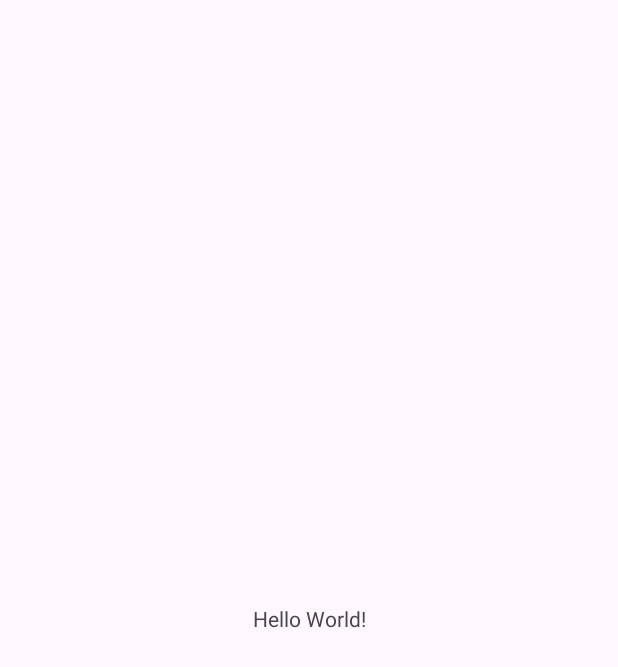
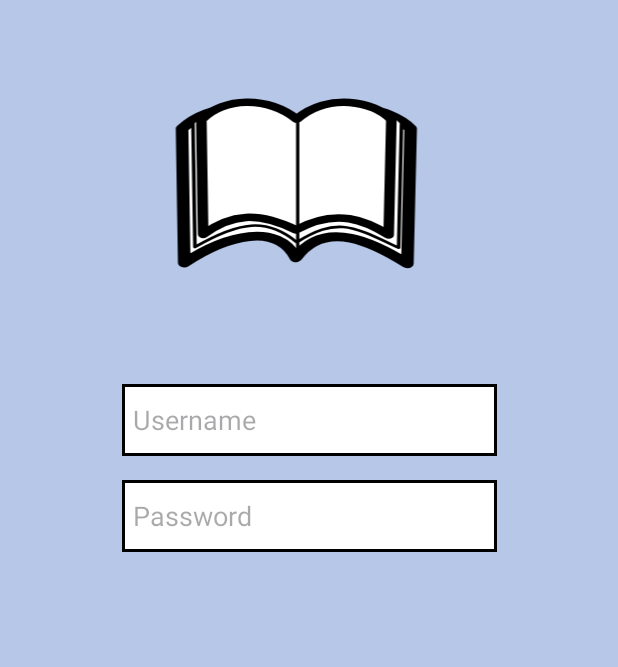
Before and after one commit to jakdxb/Flashcards, an Android app: the screen it shows after launch (MainActivity), on a phone screen of 412 x 824 dp. Before the commit the part shown is almost empty. Shown: the top 667 px of the screen. Run offline under Robolectric (Android 15) with nearby library versions, the phone set to English and light mode, and no system bars.

Commit message:
log in fields added

```diff
--- a/app/src/main/AndroidManifest.xml
+++ b/app/src/main/AndroidManifest.xml
@@ -8,7 +8,7 @@
         android:fullBackupContent="@xml/backup_rules"
         android:icon="@mipmap/ic_launcher"
         android:label="@string/app_name"
-        android:roundIcon="@mipmap/ic_launcher_round"
+        android:roundIcon="@mipmap/ic_launcher"
         android:supportsRtl="true"
         android:theme="@style/Theme.Flashcards"
         tools:targetApi="31">
--- /dev/null
+++ b/app/src/main/res/drawable/button_style.xml
@@ -0,0 +1,5 @@
+<?xml version="1.0" encoding="UTF-8"?>
+<shape xmlns:android="http://schemas.android.com/apk/res/android">
+    <solid android:color="#F8F6F4" />
+    <corners android:radius="10dp"/>
+</shape>
--- /dev/null
+++ b/app/src/main/res/drawable/logo_background.xml
@@ -0,0 +1,10 @@
+<vector xmlns:android="http://schemas.android.com/apk/res/android"
+    android:width="297dp"
+    android:height="297dp"
+    android:viewportWidth="210"
+    android:viewportHeight="297">
+
+  <path
+      android:pathData="M0,0H512V512H0z"
+      android:fillColor="#b6c7e8" />
+</vector>
--- /dev/null
+++ b/app/src/main/res/drawable/logo_foreground.xml
@@ -0,0 +1,103 @@
+<vector xmlns:android="http://schemas.android.com/apk/res/android"
+    xmlns:aapt="http://schemas.android.com/aapt"
+    android:width="100dp"
+    android:height="100dp"
+    android:viewportWidth="210"
+    android:viewportHeight="297">
+  <path
+      android:pathData="m454.57,150.55 l-13.51,11.43v100.7c28.85,-27.11 50.4,-16.59 68.54,-3.16 39.77,-29.32 47.38,-7.36 65.64,4.22l0.58,-101.23c-35.6,-37.51 -79.82,-9.68 -121.25,-11.96z"
+      android:strokeWidth="5.74927"
+      android:fillColor="#ffffff"
+      android:strokeColor="#000000"/>
+  <path
+      android:pathData="m-128.16,69.53 l-0.34,91.61c19.31,-12.71 37.86,-3.85 56.69,5.4 30.81,-16.89 40.76,-15.16 54.43,-4.35l0.17,-92.66c-10.74,-17.63 -31.73,-17.81 -54.84,-7.38 -20.31,-8.47 -40.82,-9.67 -56.11,7.38z"
+      android:strokeWidth="5.74927"
+      android:strokeColor="#000000">
+    <aapt:attr name="android:fillColor">
+      <gradient
+          android:startX="-126.59"
+          android:startY="115.59"
+          android:endX="-19.97"
+          android:endY="115.59"
+          android:type="linear">
+        <item android:offset="0" android:color="#FFFFFFFF"/>
+        <item android:offset="1" android:color="#FFFFFFFF"/>
+      </gradient>
+    </aapt:attr>
+  </path>
+  <path
+      android:pathData="m446.87,158.29 l-0.58,94.84"
+      android:strokeWidth="2.31479"
+      android:fillColor="#45b463"
+      android:strokeColor="#000000"
+      android:fillAlpha="0"/>
+  <path
+      android:pathData="m570.31,159.35 l-0.58,94.06"
+      android:strokeWidth="2.25667"
+      android:fillColor="#45b463"
+      android:strokeColor="#000000"
+      android:fillAlpha="0"/>
+  <path
+      android:pathData="m445.69,253.43c19.6,-21.15 42.13,-13.83 62.82,-1.39"
+      android:strokeWidth="2.23581"
+      android:fillColor="#45b463"
+      android:strokeColor="#000000"
+      android:fillAlpha="0"/>
+  <path
+      android:pathData="m569.92,254.18c-18.29,-18.62 -32.21,-18.91 -60.8,-1.67"
+      android:strokeWidth="2.23581"
+      android:fillColor="#45b463"
+      android:strokeColor="#000000"
+      android:fillAlpha="0"/>
+  <path
+      android:pathData="m508.48,142.61a0.14,0.13 0,0 1,-0.14 0.13,0.14 0.13,0 0,1 -0.14,-0.13 0.14,0.13 0,0 1,0.14 -0.13,0.14 0.13,0 0,1 0.14,0.13z"
+      android:strokeWidth="0.84509"
+      android:fillColor="#45b463"
+      android:strokeColor="#000000"/>
+  <path
+      android:pathData="m508.89,260.07a0.14,0.13 0,0 1,-0.14 0.13,0.14 0.13,0 0,1 -0.14,-0.13 0.14,0.13 0,0 1,0.14 -0.13,0.14 0.13,0 0,1 0.14,0.13z"
+      android:strokeWidth="0.84509"
+      android:fillColor="#45b463"
+      android:strokeColor="#000000"/>
+  <path
+      android:pathData="m509.4,141.62 l0.51,118.23"
+      android:strokeWidth="3.19402"
+      android:fillColor="#45b463"
+      android:strokeColor="#000000"
+      android:fillAlpha="0"/>
+  <path
+      android:pathData="M41.86,208.27 L40.65,101.91c15.63,-20.81 43.83,-22.13 64.3,-0.59 21.45,-25.03 52.14,-16.43 63.69,0.59l-1.82,106.95c-17.72,-15.69 -45.84,-36.56 -62.48,-4.73 -10.41,-27.58 -38.18,-18.52 -62.48,4.14z"
+      android:strokeLineJoin="round"
+      android:strokeWidth="7.06348"
+      android:fillColor="#ffffff"
+      android:strokeColor="#000000"
+      android:strokeLineCap="round"/>
+  <path
+      android:pathData="M47.84,195.67 L46.73,97.2c14.26,-19.27 40.01,-20.49 58.69,-0.55 19.58,-23.17 47.59,-15.21 58.14,0.55l-1.66,99.02C135.81,178.99 127.98,171.66 104.87,191.84 87.93,172.18 72.71,175.36 47.84,195.67Z"
+      android:strokeLineJoin="round"
+      android:strokeWidth="2.01892"
+      android:fillColor="#ffffff"
+      android:strokeColor="#000000"
+      android:strokeLineCap="round"/>
+  <path
+      android:pathData="M52.45,185.59 L51.44,94.81C64.43,77.05 87.88,75.93 104.9,94.31 122.73,72.94 148.24,80.29 157.85,94.81L156.34,186.09C143.85,175.01 127.38,164.28 104.39,182.06 82.97,167.53 68.49,169.19 52.45,185.59Z"
+      android:strokeLineJoin="round"
+      android:strokeWidth="5.95"
+      android:fillColor="#ffffff"
+      android:strokeColor="#000000"
+      android:strokeLineCap="round"/>
+  <path
+      android:pathData="M105.4,94.81L105.4,200.21Z"
+      android:strokeLineJoin="round"
+      android:strokeWidth="1.85"
+      android:fillColor="#ffffff"
+      android:strokeColor="#000000"
+      android:strokeLineCap="round"/>
+  <path
+      android:pathData="m-40.85,16.64 l5.55,15.63 -7.06,-18.16z"
+      android:strokeLineJoin="round"
+      android:strokeWidth="1.85"
+      android:fillColor="#ffffff"
+      android:strokeColor="#000000"
+      android:strokeLineCap="round"/>
+</vector>
--- /dev/null
+++ b/app/src/main/res/drawable/textfield_style.xml
@@ -0,0 +1,7 @@
+<?xml version="1.0" encoding="utf-8"?>
+<shape xmlns:android="http://schemas.android.com/apk/res/android">
+    <solid android:color="#FFFFFF" />
+    <stroke
+        android:width="2dp"
+        android:color="#000" />
+</shape>
--- a/app/src/main/res/layout/activity_main.xml
+++ b/app/src/main/res/layout/activity_main.xml
@@ -4,15 +4,58 @@
     xmlns:tools="http://schemas.android.com/tools"
     android:layout_width="match_parent"
     android:layout_height="match_parent"
+    android:background="#B6C7E8"
     tools:context=".MainActivity">
 
-    <TextView
-        android:layout_width="wrap_content"
+    <ImageView
+        android:id="@+id/imageView"
+        android:layout_width="396dp"
+        android:layout_height="250dp"
+        app:layout_constraintStart_toStartOf="parent"
+        app:srcCompat="@drawable/logo_foreground"
+        tools:ignore="MissingConstraints"
+        tools:layout_editor_absoluteY="1dp" />
+
+    <EditText
+        android:id="@+id/username"
+        android:layout_width="250dp"
         android:layout_height="wrap_content"
-        android:text="Hello World!"
-        app:layout_constraintBottom_toBottomOf="parent"
+        android:layout_marginTop="256dp"
+        android:drawablePadding="10dp"
+        android:ems="10"
+        android:hint="Username"
+        android:inputType="textPersonName"
+        android:minHeight="48dp"
+        android:padding="7dp"
+        android:textColor="@color/black"
+        android:background="@drawable/textfield_style"
+
+
         app:layout_constraintEnd_toEndOf="parent"
+        app:layout_constraintHorizontal_bias="0.5"
         app:layout_constraintStart_toStartOf="parent"
         app:layout_constraintTop_toTopOf="parent" />
 
+
+    <EditText
+        android:id="@+id/password"
+        android:layout_width="250dp"
+        android:layout_height="wrap_content"
+        android:layout_marginTop="320dp"
+        android:background="@drawable/textfield_style"
+        android:drawablePadding="10dp"
+        android:ems="10"
+        android:hint="Password"
+        android:inputType="textPassword"
+        android:minHeight="48dp"
+        android:padding="7dp"
+        android:textColor="@color/black"
+
+
+        app:layout_constraintEnd_toEndOf="parent"
+        app:layout_constraintHorizontal_bias="0.50"
+        app:layout_constraintStart_toStartOf="parent"
+        app:layout_constraintTop_toTopOf="parent" />
+
+
 </androidx.constraintlayout.widget.ConstraintLayout>
--- a/app/src/main/res/mipmap-anydpi-v26/ic_launcher.xml
+++ b/app/src/main/res/mipmap-anydpi-v26/ic_launcher.xml
@@ -1,6 +1,5 @@
 <?xml version="1.0" encoding="utf-8"?>
 <adaptive-icon xmlns:android="http://schemas.android.com/apk/res/android">
-    <background android:drawable="@drawable/ic_launcher_background" />
-    <foreground android:drawable="@drawable/ic_launcher_foreground" />
-    <monochrome android:drawable="@drawable/ic_launcher_foreground" />
+    <background android:drawable="@drawable/logo_background" />
+    <foreground android:drawable="@drawable/logo_foreground" />
 </adaptive-icon>
```
